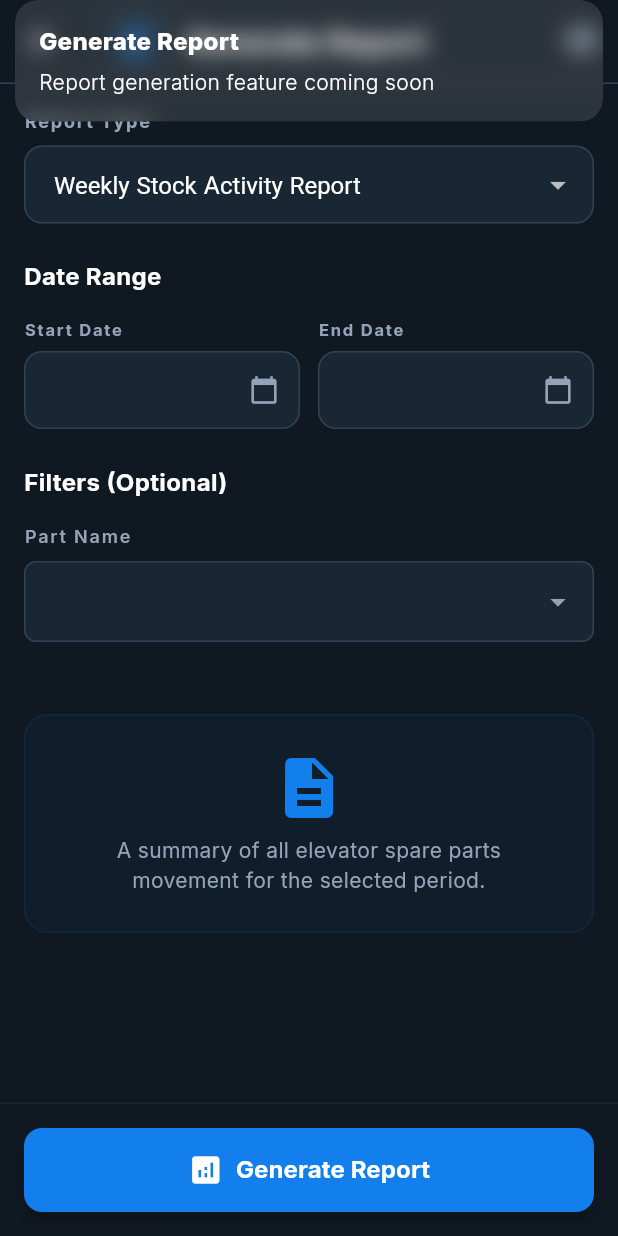
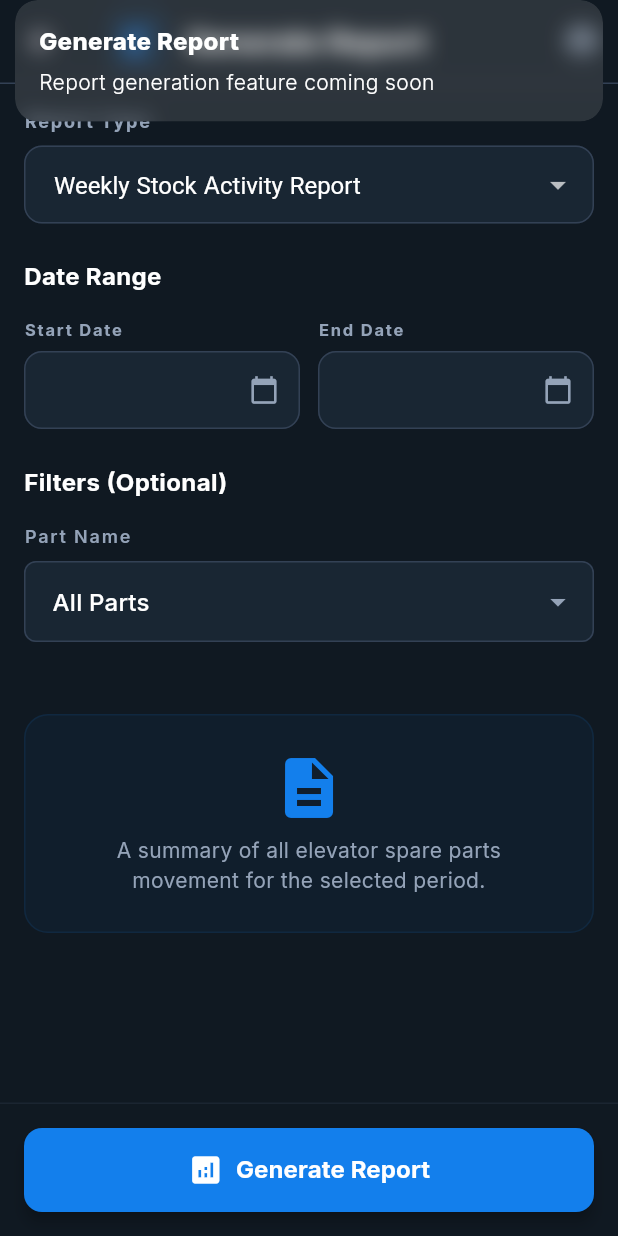
Before and after one commit to franckludovic/LF-inventory-management-system, a Flutter app: the GenerateReportScreen screen opened by its route, after a tap on "Weekly Stock Activity Report", after a tap on "Generate Report", on a phone screen of 412 x 824 dp. Run offline on Flutter 3.47's test engine with Material 3 defaults, Android fonts, the phone set to English and light mode, and no system bars; our stand-ins replace dio, get, google_fonts, image_picker; accounts and stored records are empty; network calls fail.

Commit message:
error conrrections

```diff
--- a/lib/core/widgets/custom_dropdown.dart
+++ b/lib/core/widgets/custom_dropdown.dart
@@ -1,9 +1,10 @@
 import 'package:flutter/material.dart';
+import 'package:get/get.dart';
 import '../constants/colors.dart';
 
 class CustomDropdown extends StatelessWidget {
   final String label;
-  final String? value;
+  final RxString? value;
   final List<String> items;
   final ValueChanged<String?>? onChanged;
 
@@ -33,7 +34,7 @@ class CustomDropdown extends StatelessWidget {
         ),
         const SizedBox(height: 8),
         DropdownButtonFormField<String>(
-          value: value,
+          value: value?.value,
           onChanged: onChanged,
           items: items.map<DropdownMenuItem<String>>((String item) {
             return DropdownMenuItem<String>(
--- a/lib/features/Parts/presentation/screens/stock_update_screen.dart
+++ b/lib/features/Parts/presentation/screens/stock_update_screen.dart
@@ -56,7 +56,7 @@ class StockUpdateScreen extends GetView<StockUpdateController> {
                   // Select Bag Dropdown
                   Obx(() => CustomDropdown(
                     label: 'STORAGE BAG',
-                    value: controller.selectedBag.value.isEmpty ? null : controller.selectedBag.value,
+                    value: controller.selectedBag,
                     items: controller.bagOptions,
                     onChanged: controller.selectBag,
                   )),
@@ -94,7 +94,7 @@ class StockUpdateScreen extends GetView<StockUpdateController> {
                       const SizedBox(height: 16),
                       CustomDropdown(
                         label: 'ADDITIONAL LOCATION',
-                        value: controller.selectedAdditionalLocation.value.isEmpty ? null : controller.selectedAdditionalLocation.value,
+                        value: controller.selectedAdditionalLocation,
                         items: controller.availableLocations,
                         onChanged: controller.selectAdditionalLocation,
                       ),
--- a/lib/features/reports/bindings/generate_report_binding.dart
+++ b/lib/features/reports/bindings/generate_report_binding.dart
@@ -4,6 +4,6 @@ import '../controllers/generate_report_controller.dart';
 class GenerateReportBinding extends Bindings {
   @override
   void dependencies() {
-    Get.lazyPut<GenerateReportController>(() => GenerateReportController());
+    Get.put<GenerateReportController>(GenerateReportController());
   }
 }
--- a/lib/features/reports/controllers/generate_report_controller.dart
+++ b/lib/features/reports/controllers/generate_report_controller.dart
@@ -10,7 +10,7 @@ class GenerateReportController extends GetxController {
   var searchQuery = ''.obs;
   var selectedFilter = 'All Reports'.obs;
   var selectedReportType = 'Weekly Stock Activity Report'.obs;
-  var selectedPartName = ''.obs;
+  var selectedPartName = 'All Parts'.obs;
   var isLoading = false.obs;
   final TextEditingController searchController = TextEditingController();
   final TextEditingController startDateController = TextEditingController();
--- a/lib/features/reports/presentation/screens/generate_report_screen.dart
+++ b/lib/features/reports/presentation/screens/generate_report_screen.dart
@@ -48,7 +48,7 @@ class GenerateReportScreen extends GetView<GenerateReportController> {
                     ),
                     const SizedBox(height: 8),
                     Obx(() => DropdownButtonFormField<String>(
-                      value: controller.selectedReportType.value,
+                      value: controller.selectedReportType.value.isEmpty ? null : controller.selectedReportType.value,
                       decoration: InputDecoration(
                         filled: true,
                         fillColor: isDark ? AppColors.cardBackgroundDark : AppColors.cardBackgroundLight,
@@ -108,18 +108,18 @@ class GenerateReportScreen extends GetView<GenerateReportController> {
                       children: [
                         // Start Date
                         Expanded(
-                          child: Obx(() => CustomDatePickerField(
+                          child: CustomDatePickerField(
                             label: AppStrings.startDate,
                             controller: controller.startDateController,
-                          )),
+                          ),
                         ),
                         const SizedBox(width: 12),
                         // End Date
                         Expanded(
-                          child: Obx(() => CustomDatePickerField(
+                          child: CustomDatePickerField(
                             label: AppStrings.endDate,
                             controller: controller.endDateController,
-                          )),
+                          ),
                         ),
                       ],
                     ),
@@ -137,12 +137,12 @@ class GenerateReportScreen extends GetView<GenerateReportController> {
                     ),
                     const SizedBox(height: 16),
                     // Part Name Filter
-                    Obx(() => CustomDropdown(
+                    CustomDropdown(
                       label: AppStrings.partName,
-                      value: controller.selectedPartName.value,
+                      value: controller.selectedPartName,
                       items: controller.partNames,
                       onChanged: controller.updateSelectedPartName,
-                    )),
+                    ),
                     const SizedBox(height: 16),
                     // Technician Name Filter - Only show for admins
                     if (userController.isAdmin)
--- a/lib/features/reports/services/reports_service.dart
+++ b/lib/features/reports/services/reports_service.dart
@@ -4,10 +4,10 @@ class ReportsService {
   final ApiService _apiService = ApiService();
 
   /// Get all logs for admin
-  /// Backend: GET /log/all-logs (admin only)
+  /// Backend: GET /api/logs/all-logs (admin only)
   Future<List<dynamic>> getAllLogsAdmin() async {
     try {
-      final response = await _apiService.get('/log/all-logs');
+      final response = await _apiService.get('/api/logs/all-logs');
 
       if (response.statusCode == 200) {
         return response.data as List<dynamic>;
@@ -20,10 +20,10 @@ class ReportsService {
   }
 
   /// Get all logs for technician (own logs only)
-  /// Backend: GET /log/all-logs-technician (technician only)
+  /// Backend: GET /api/logs/all-logs-technician (technician only)
   Future<List<dynamic>> getAllLogsTechnician() async {
     try {
-      final response = await _apiService.get('/log/all-logs-technician');
+      final response = await _apiService.get('/api/logs/all-logs-technician');
 
       if (response.statusCode == 200) {
         return response.data as List<dynamic>;
@@ -36,7 +36,7 @@ class ReportsService {
   }
 
   /// Get logs by date range for admin
-  /// Backend: GET /log/by-date, expects {startDate, endDate} in body (admin only)
+  /// Backend: GET /api/logs/by-date, expects {startDate, endDate} in body (admin only)
   Future<List<dynamic>> getLogsByDateAdmin(DateTime startDate, DateTime endDate) async {
     try {
       final data = {
@@ -44,7 +44,7 @@ class ReportsService {
         'endDate': endDate.toIso8601String(),
       };
 
-      final response = await _apiService.get('/log/by-date', queryParameters: data);
+      final response = await _apiService.get('/api/logs/by-date', queryParameters: data);
 
       if (response.statusCode == 200) {
         return response.data as List<dynamic>;
@@ -57,7 +57,7 @@ class ReportsService {
   }
 
   /// Get logs by date range for technician (own logs only)
-  /// Backend: GET /log/by-date-technician, expects {startDate, endDate} in body (technician only)
+  /// Backend: GET /api/logs/by-date-technician, expects {startDate, endDate} in body (technician only)
   Future<List<dynamic>> getLogsByDateTechnician(DateTime startDate, DateTime endDate) async {
     try {
       final data = {
@@ -65,7 +65,7 @@ class ReportsService {
         'endDate': endDate.toIso8601String(),
       };
 
-      final response = await _apiService.get('/log/by-date-technician', queryParameters: data);
+      final response = await _apiService.get('/api/logs/by-date-technician', queryParameters: data);
 
       if (response.statusCode == 200) {
         return response.data as List<dynamic>;
--- a/lib/features/search/services/search_service.dart
+++ b/lib/features/search/services/search_service.dart
@@ -7,7 +7,8 @@ class SearchService {
   /// Backend: GET /composant/by-name, expects {nom: name} in body
   Future<List<dynamic>> searchPartsByName(String name) async {
     try {
-      final response = await _apiService.get('/composant/by-name', data: {'nom': name});
+
+      final response = await _apiService.get('/composant/by-name',  queryParameters: {'nom': name});
 
       if (response.statusCode == 200) {
         return response.data as List<dynamic>;
```
